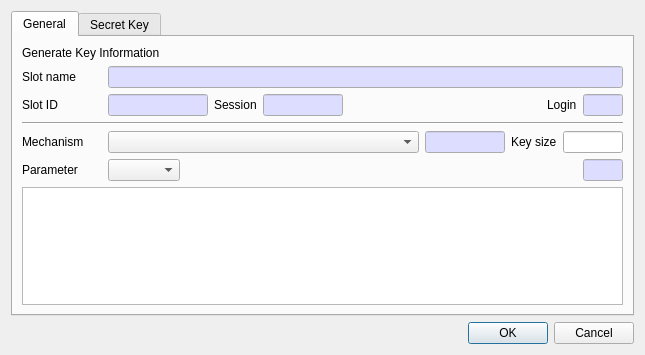
jykim74/CryptokiMan, file CryptokiMan/gen_key_dlg.ui: the form before one commit.
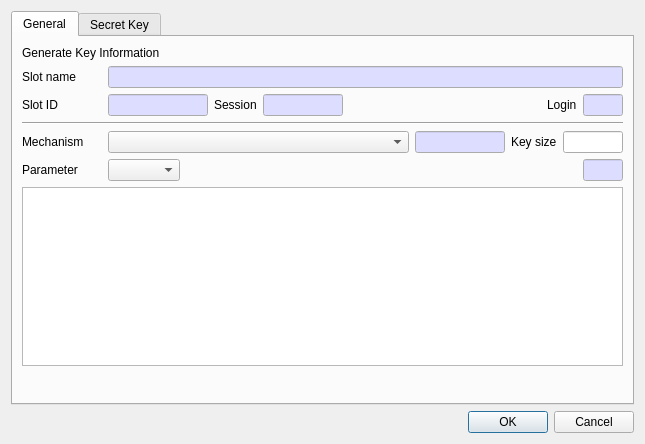
The form after the commit.

```diff
--- a/CryptokiMan/gen_key_dlg.ui
+++ b/CryptokiMan/gen_key_dlg.ui
@@ -7,7 +7,7 @@
     <x>0</x>
     <y>0</y>
     <width>645</width>
-    <height>355</height>
+    <height>444</height>
    </rect>
   </property>
   <property name="windowTitle">
@@ -338,13 +338,13 @@
           <widget class="QLineEdit" name="mMechText">
            <property name="minimumSize">
             <size>
-             <width>80</width>
+             <width>90</width>
              <height>0</height>
             </size>
            </property>
            <property name="maximumSize">
             <size>
-             <width>80</width>
+             <width>90</width>
              <height>16777215</height>
             </size>
            </property>
```
